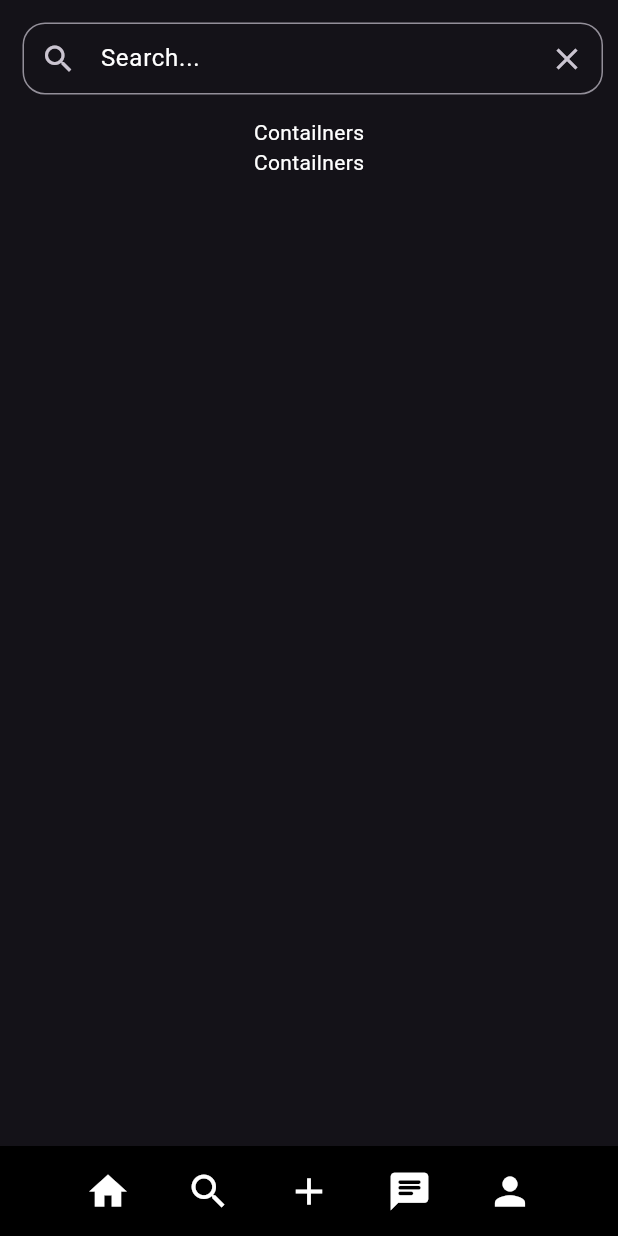
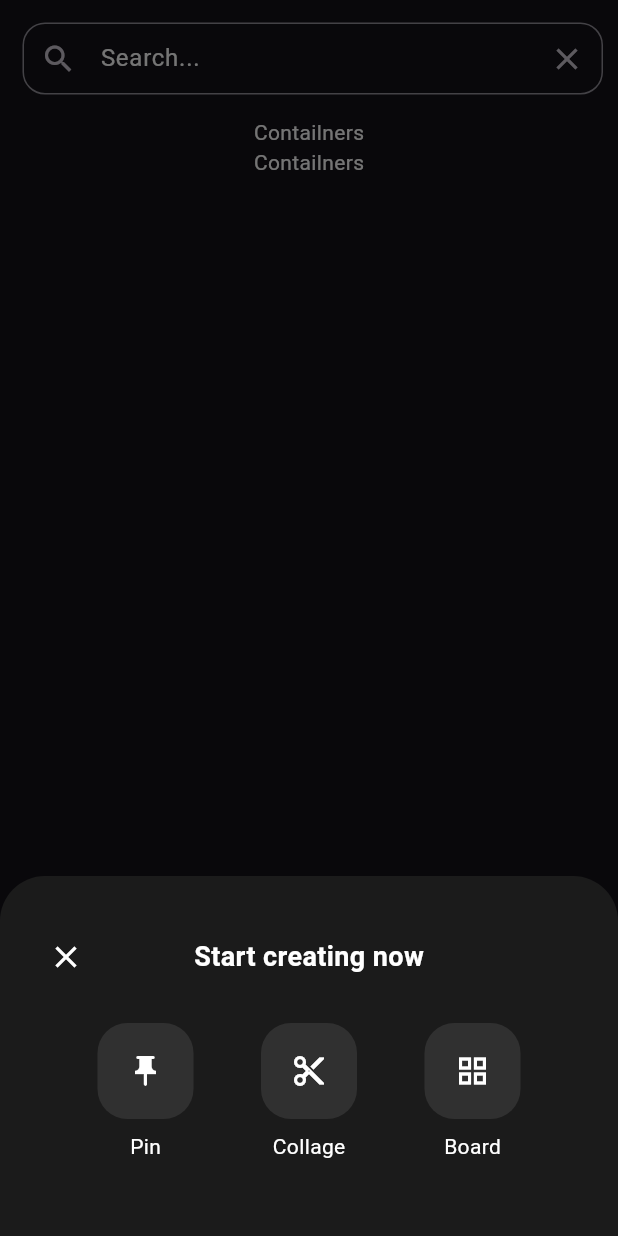
Before and after one commit to jasalhamsak/PintrestClone, a Flutter app: the Mainscreen screen opened directly, item 2 of the bottom bar chosen, after a tap on the "add" icon, on a phone screen of 412 x 824 dp. Run offline on Flutter 3.47's test engine with Material 3 defaults, Android fonts, the phone set to English and light mode, and no system bars; our stand-ins replace cached_network_image, flutter_bloc; network calls fail.

Commit message:
fifth commmit

```diff
--- /dev/null
+++ b/lib/Presentation/MainScreen/Resources/Pages/Add/AddTab.dart
@@ -0,0 +1,81 @@
+import 'package:flutter/material.dart';
+
+void showAddTabModal(BuildContext context) {
+  showModalBottomSheet(
+    context: context,
+    backgroundColor: Colors.transparent,
+    isScrollControlled: true,
+    builder: (context) {
+      return Container(
+        decoration: const BoxDecoration(
+          color: Color(0xff1b1b1b),
+          borderRadius: BorderRadius.vertical(top: Radius.circular(30)),
+        ),
+        padding: const EdgeInsets.symmetric(horizontal: 20, vertical: 30),
+        child: Column(
+          mainAxisSize: MainAxisSize.min,
+          children: [
+            // Title row
+            Row(
+              mainAxisAlignment: MainAxisAlignment.spaceBetween,
+              children: [
+                IconButton(
+                  icon: const Icon(Icons.close, color: Colors.white),
+                  onPressed: () => Navigator.pop(context),
+                ),
+                const Text(
+                  'Start creating now',
+                  style: TextStyle(
+                    color: Colors.white,
+                    fontSize: 18,
+                    fontWeight: FontWeight.bold,
+                  ),
+                ),
+                const SizedBox(width: 48), // space to balance layout
+              ],
+            ),
+            const SizedBox(height: 20),
+
+            // The 3 buttons (Pin, Collage, Board)
+            Row(
+              mainAxisAlignment: MainAxisAlignment.spaceEvenly,
+              children: const [
+                AddOption(icon: Icons.push_pin, label: 'Pin'),
+                AddOption(icon: Icons.cut, label: 'Collage'),
+                AddOption(icon: Icons.grid_view, label: 'Board'),
+              ],
+            ),
+            const SizedBox(height: 20),
+          ],
+        ),
+      );
+    },
+  );
+}
+
+// Button widget
+class AddOption extends StatelessWidget {
+  final IconData icon;
+  final String label;
+
+  const AddOption({super.key, required this.icon, required this.label});
+
+  @override
+  Widget build(BuildContext context) {
+    return Column(
+      children: [
+        Container(
+          width: 64,
+          height: 64,
+          decoration: BoxDecoration(
+            color: Colors.grey[850],
+            borderRadius: BorderRadius.circular(20),
+          ),
+          child: Icon(icon, color: Colors.white),
+        ),
+        const SizedBox(height: 8),
+        Text(label, style: const TextStyle(color: Colors.white)),
+      ],
+    );
+  }
+}
--- a/lib/Presentation/MainScreen/Resources/Pages/SearchPage/SearchPage.dart
+++ b/lib/Presentation/MainScreen/Resources/Pages/SearchPage/SearchPage.dart
@@ -106,7 +106,7 @@ class _SearchpageState extends State<Searchpage> {
                   final cubit = context.read<MainScreenCubit>();
 
                   return cubit.wantToSearch?
-                  Text("Rcent Searches"):
+                  Text("Recent Searches"):
                   cubit.searched
                       ? ImageMasonryGrid(
                           imageList: cubit.SearchimageData,
--- a/lib/Presentation/MainScreen/components/MainScreen.dart
+++ b/lib/Presentation/MainScreen/components/MainScreen.dart
@@ -4,6 +4,7 @@ import 'package:pintrestcloneapk/Presentation/MainScreen/Resources/Pages/HomePag
 import 'package:pintrestcloneapk/Presentation/MainScreen/Resources/Pages/SearchPage/SearchPage.dart';
 import 'package:pintrestcloneapk/Presentation/MainScreen/cubit/main_screen_cubit.dart';
 
+import '../Resources/Pages/Add/AddTab.dart';
 import '../Resources/TopBar.dart';
 
 class Mainscreen extends StatelessWidget {
@@ -45,7 +46,9 @@ class Mainscreen extends StatelessWidget {
                         size: 30,
                       )),
                   IconButton(
-                      onPressed: () {},
+                      onPressed: () {
+                        showAddTabModal(context);
+                      },
                       icon: Icon(
                         Icons.add,
                         color: Colors.white,
```
